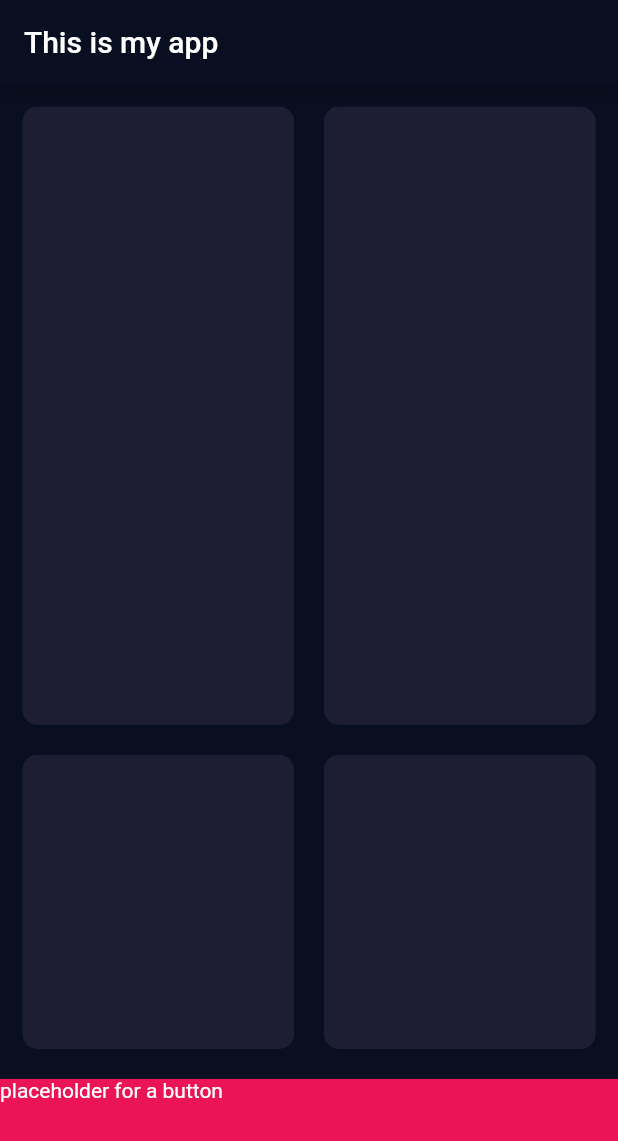
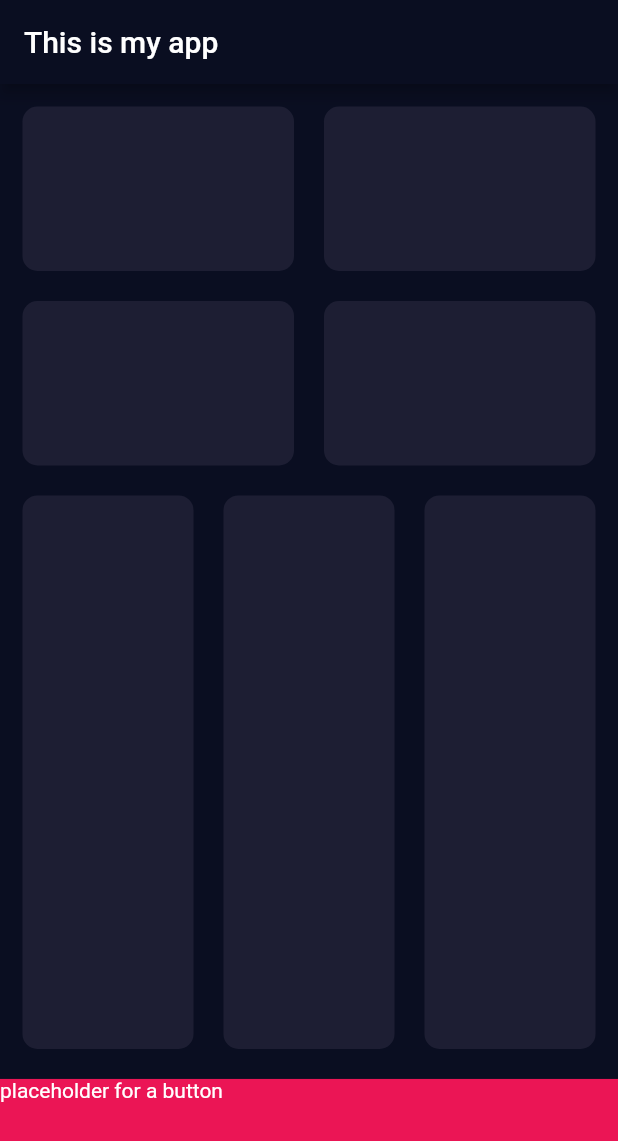
Before and after one commit to github-armin/flutter-bmi-calculator, a Flutter app: the screen it shows after launch, on a phone screen of 412 x 824 dp. Shown: the top 1141 px of the screen. Run offline on Flutter 3.47's test engine with Material 2 defaults, Android fonts, the phone set to English and light mode, and no system bars.

Commit message:
basic skeleton 100% complete

```diff
--- a/lib/screens/input_screen.dart
+++ b/lib/screens/input_screen.dart
@@ -21,7 +21,7 @@ class InputScreen extends StatelessWidget {
                 crossAxisAlignment: CrossAxisAlignment.stretch,
                 children: [
                   Expanded(
-                    flex: 2,
+                    flex: 1,
                     child: Row(
                       mainAxisAlignment: MainAxisAlignment.center,
                       children: <Widget>[
@@ -60,6 +60,32 @@ class InputScreen extends StatelessWidget {
                       ],
                     ),
                   ),
+                  Expanded(
+                    flex: 3,
+                    child: Row(
+                      mainAxisAlignment: MainAxisAlignment.center,
+                      children: <Widget>[
+                        Expanded(
+                          child: CardWrapper(
+//                    child: Column(),
+                            bgColor: kCardWrapperBgColor,
+                          ),
+                        ),
+                        Expanded(
+                          child: CardWrapper(
+//                    child: Column(),
+                            bgColor: kCardWrapperBgColor,
+                          ),
+                        ),
+                        Expanded(
+                          child: CardWrapper(
+//                    child: Container(),
+                            bgColor: kCardWrapperBgColor,
+                          ),
+                        ),
+                      ],
+                    ),
+                  ),
                 ],
               ),
             ),
```
